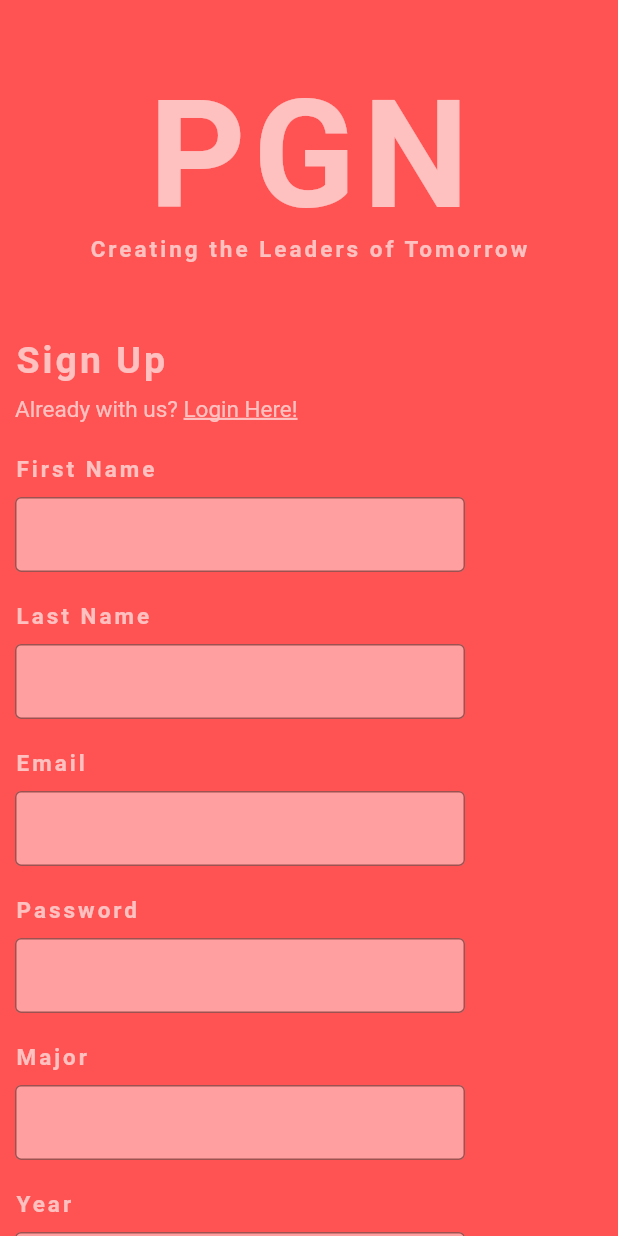
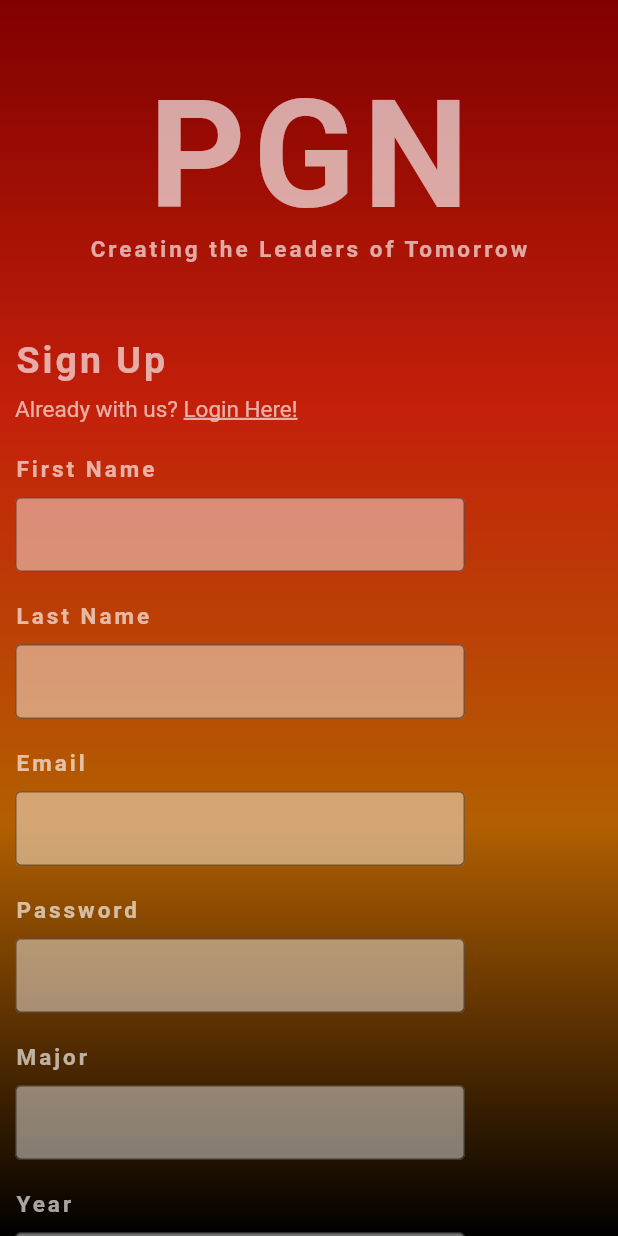
Before and after one commit to PGNTechChair/pgn_app, a Flutter app: the SignUp screen opened by its route, on a phone screen of 412 x 824 dp. Run offline on Flutter 3.47's test engine with Material 2 defaults, Android fonts, the phone set to English and light mode, and no system bars.

Commit message:
Changed background theme for the signup page.

```diff
--- a/lib/pages/home.dart
+++ b/lib/pages/home.dart
@@ -20,9 +20,6 @@ import 'package:pgn_app/Controllers/AnimationAppearController.dart';
 //     );
 //   }
 // }
-
-import 'package:flutter/material.dart';
-
 class Home extends StatelessWidget {
   @override
   Widget build(BuildContext context) {
--- a/lib/pages/signup.dart
+++ b/lib/pages/signup.dart
@@ -1,3 +1,5 @@
+import 'dart:ui';
+
 import 'package:flutter/gestures.dart';
 import 'package:flutter/material.dart';
 import 'package:pgn_app/Controllers/AnimationAppearController.dart';
@@ -12,8 +14,21 @@ class _SignUpState extends State<SignUp> {
   @override
   Widget build(BuildContext context) {
     return Scaffold(
-      backgroundColor: Colors.redAccent,
-      body: SingleChildScrollView(
+      backgroundColor: Colors.transparent,
+      body: Container(
+        decoration: BoxDecoration(
+          gradient: LinearGradient(
+            begin: Alignment.topCenter,
+            end: Alignment.bottomCenter,
+            colors: [
+              Color.fromARGB(255, 128, 0, 0),
+              Color.fromARGB(255, 196, 32, 10),
+              Color.fromARGB(255, 178, 95, 1),
+              Color.fromARGB(255,0,0,0),
+            ],
+          ),
+        ),
+        child: SingleChildScrollView(
           child: SafeArea(
             child: Column(
               crossAxisAlignment: CrossAxisAlignment.start,
@@ -22,7 +37,6 @@ class _SignUpState extends State<SignUp> {
                     delay: 250,
                     child: Container(
                       margin: EdgeInsets.fromLTRB(20,20,20,0),
-                    color: Colors.redAccent,
                       width: double.infinity,
                       height: 135,
                       child: Align(
@@ -43,7 +57,6 @@ class _SignUpState extends State<SignUp> {
                     delay: 250,
                     child: Container(
                       margin: EdgeInsets.fromLTRB(10, 0, 10, 0),
-                    color: Colors.redAccent,
                       width: double.infinity,
                       height: 50,
                       child: Align(
@@ -65,7 +78,6 @@ class _SignUpState extends State<SignUp> {
                     delay: 250,
                     child: Container(
                         margin: EdgeInsets.fromLTRB(10, 0, 10, 0),
-                      color: Colors.redAccent,
                         width: 150,
                         height: 50,
                         child: Align(
@@ -116,7 +128,6 @@ class _SignUpState extends State<SignUp> {
                     delay: 250,
                     child: Container(
                         margin: EdgeInsets.fromLTRB(10, 20, 10, 0),
-                      color: Colors.redAccent,
                         width: 100,
                         height: 20,
                         child: Align(
@@ -155,7 +166,6 @@ class _SignUpState extends State<SignUp> {
                     delay: 250,
                     child: Container(
                         margin: EdgeInsets.fromLTRB(10, 20, 10, 0),
-                      color: Colors.redAccent,
                         width: 100,
                         height: 20,
                         child: Align(
@@ -194,7 +204,6 @@ class _SignUpState extends State<SignUp> {
                     delay: 250,
                     child: Container(
                         margin: EdgeInsets.fromLTRB(10, 20, 10, 0),
-                      color: Colors.redAccent,
                         width: 100,
                         height: 20,
                         child: Align(
@@ -233,7 +242,6 @@ class _SignUpState extends State<SignUp> {
                     delay: 250,
                     child: Container(
                         margin: EdgeInsets.fromLTRB(10, 20, 10, 0),
-                      color: Colors.redAccent,
                         width: 100,
                         height: 20,
                         child: Align(
@@ -272,7 +280,6 @@ class _SignUpState extends State<SignUp> {
                     delay: 250,
                     child: Container(
                         margin: EdgeInsets.fromLTRB(10, 20, 10, 0),
-                      color: Colors.redAccent,
                         width: 100,
                         height: 20,
                         child: Align(
@@ -311,7 +318,6 @@ class _SignUpState extends State<SignUp> {
                     delay: 250,
                     child: Container(
                         margin: EdgeInsets.fromLTRB(10, 20, 10, 0),
-                      color: Colors.redAccent,
                         width: 100,
                         height: 20,
                         child: Align(
@@ -364,6 +370,7 @@ class _SignUpState extends State<SignUp> {
             ),
           ),
         ),
+      ),
     );
   }
 }
```
Lines whose indentation alone changed are shown as unchanged.
